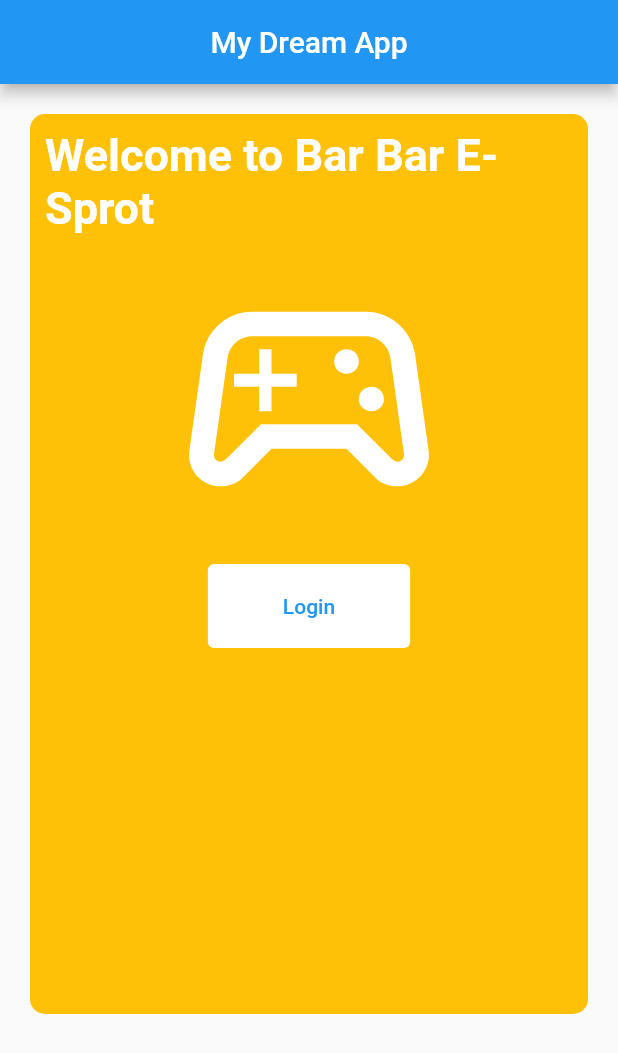
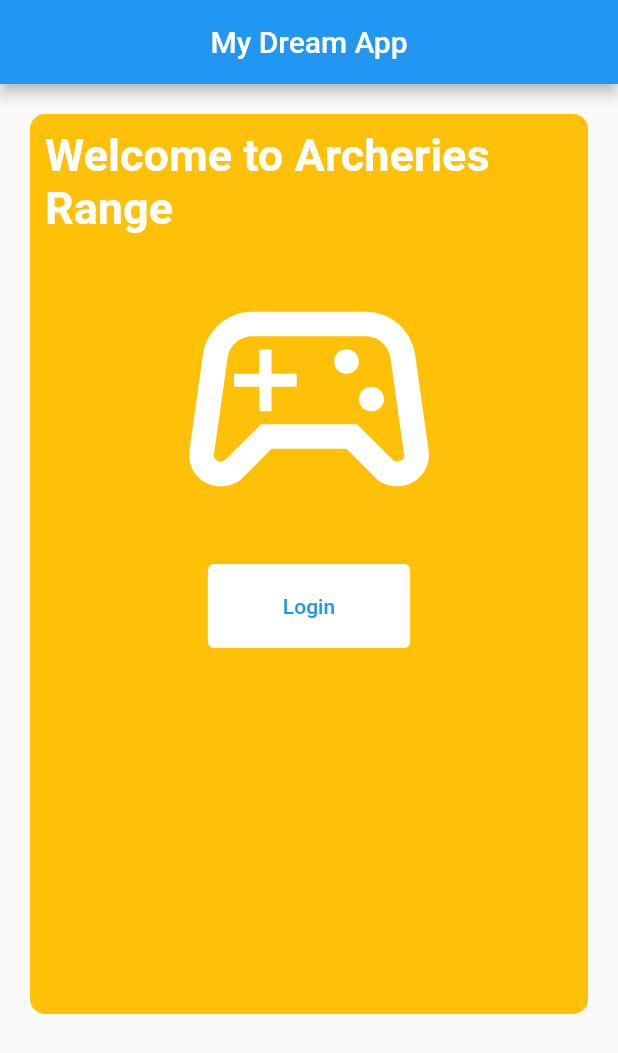
Before and after one commit to Umirah11/login, a Flutter app: the screen it shows after launch, on a phone screen of 412 x 824 dp. Shown: the top 1053 px of the screen. Run offline on Flutter 3.47's test engine with Material 2 defaults, Android fonts, the phone set to English and light mode, and no system bars.

Commit message:
Update Home_Srceen.dart

```diff
--- a/lib/Home_Srceen.dart
+++ b/lib/Home_Srceen.dart
@@ -34,7 +34,7 @@ class _HomeScreenState extends State<HomeScreen> {
                     Padding(
                       padding: const EdgeInsets.all(10),
                       child: Text(
-                        "Welcome to Bar Bar E-Sprot",
+                        "Welcome to Archeries Range",
                         style: TextStyle(
                           color: Colors.white,
                           fontSize: 30,
```
